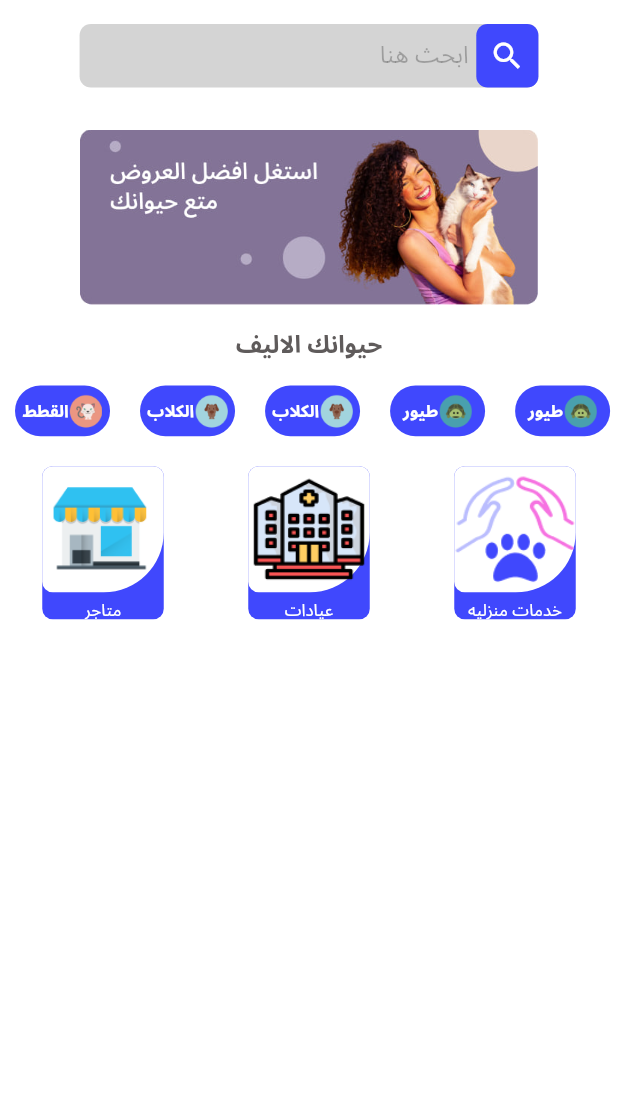
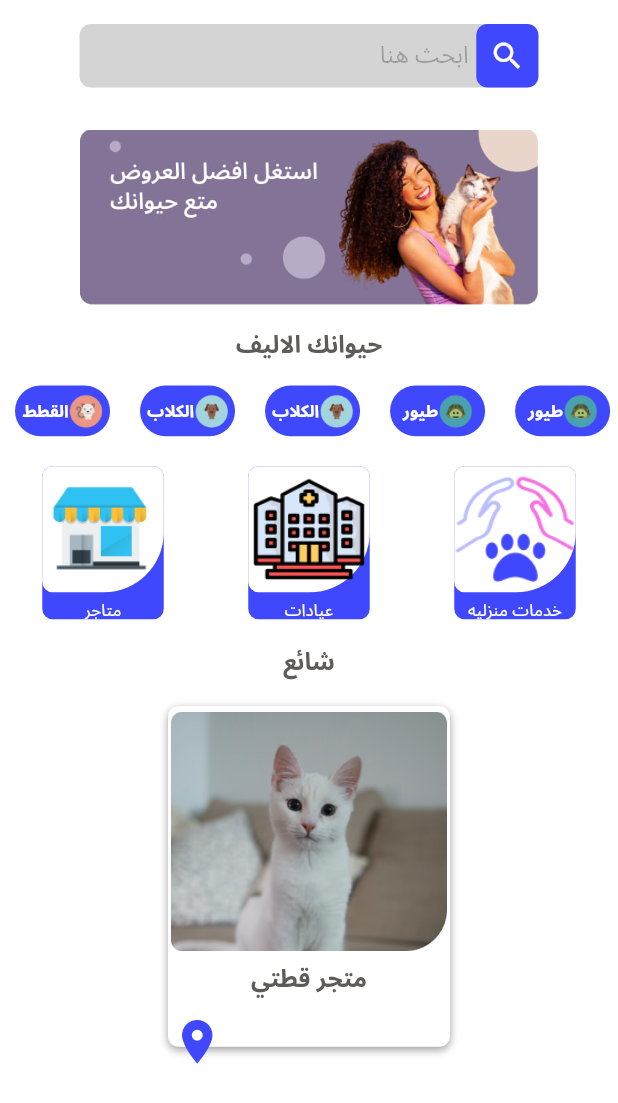
Before and after one commit to Ali-932/a_e, a Flutter app: the HomePage screen opened directly, on a phone screen of 412 x 824 dp. Shown: the top 1103 px of the screen. Run offline on Flutter 3.47's test engine with Material 2 defaults, Android fonts, the phone set to English and light mode, and no system bars; our stand-ins replace get, google_fonts.

Commit message:
home page update newe

```diff
--- a/lib/views/auth/home_view.dart
+++ b/lib/views/auth/home_view.dart
@@ -1,5 +1,5 @@
 import 'package:flutter/material.dart';
-
+import 'package:get/get.dart';
 class HomePage extends StatelessWidget {
   const HomePage({Key? key}) : super(key: key);
 
@@ -334,6 +334,7 @@ class HomePage extends StatelessWidget {
                           ),
                         ),
 
+
                       ],
 
                     ),
@@ -342,10 +343,77 @@ class HomePage extends StatelessWidget {
                 ],),
               ],
             ),
+            SizedBox(height: 12,),
 
+              Text(
+                'شائع',
+                style: TextStyle(fontSize: 16, color: Color(0xFF5F5B5B), fontWeight: FontWeight.bold),
+
+
+              ),
+            SizedBox(height: 12,),
+            Container(
+              width: 188,
+              height: 227,
+              decoration: BoxDecoration(
+                color:Colors.white,
+                borderRadius: BorderRadius.circular( 7),
+               boxShadow: [
+                BoxShadow(
+                color: Colors.grey,
+                offset: Offset(0.0, 2.0),
+                blurRadius: 4.0,
+              ),],
+                border: Border.all(
+                  color: Colors.white38,  // Border color
+                  width: 2.0,           // Border width
+                ),
+
+
+              ),
+              child:Column(
+
+                children: [
+                  Container(
+                    width: 188,
+                    height: 162.97,
+                    decoration: BoxDecoration(
+                      color:Colors.white,
+                      borderRadius: BorderRadius.only(topLeft:Radius.circular(7),topRight:Radius.circular( 7) ,bottomLeft: Radius.circular(7) ,bottomRight:Radius.circular( 40), ),
+
+                    ),
+
+                    child:Image.asset('assets/images/img_6.png',height:162.97,width:188,),
+                  ),
+                  Column(
+                mainAxisAlignment: MainAxisAlignment.end,
+                    children: [
+                      Text(
+                        'متجر قطتي',
+                        style: TextStyle(fontSize: 16, color: Color(0xFF5F5B5B), fontWeight: FontWeight.bold),
+                      ),
+                      SizedBox(height: 7,),
+                      Row(
+                        children: [
+                          Icon(Icons.location_on_sharp,size: 35,color: Color(0xff4048FD),)
+                        ],
+                      )
+
+                    ],
+                  )
+
+                ],
+
+              ),
+
+            ),
           ],
         ),
       ),
     );
   }
 }
+NavbarController() async {
+  // TODO: implement NavbarController
+  throw UnimplementedError();
+}
--- a/lib/views/auth/sign_up_view.dart
+++ b/lib/views/auth/sign_up_view.dart
@@ -284,6 +284,7 @@ class _SignupScreenState extends State<SignupScreen> {
                   fontSize: 16,
                   fontWeight: FontWeight.w700),
             ),
+
           ),
           const SizedBox(
             height: 10,
--- a/pubspec.yaml
+++ b/pubspec.yaml
@@ -76,6 +76,7 @@ flutter:
     - assets/images/img_3.png
     - assets/images/img_4.png
     - assets/images/img_5.png
+    - assets/images/img_6.png
 
   # An image asset can refer to one or more resolution-specific "variants", see
   # https://flutter.dev/assets-and-images/#resolution-aware
```
Also changed, not shown: lib/utils/NavigationBar.dart (+41 -25 lines), assets/images/img_6.png (added), lib/controllers/auth/navbar_controllers.dart (added).
